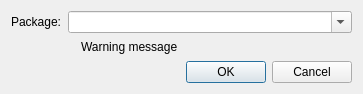
This is texdocdialog.ui in svn2github/texstudio-trunk as Qt 5 draws it before an edit. The edited form follows.
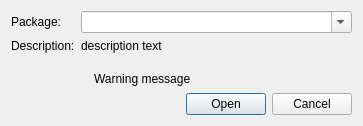
This is the edited form. Icons and pictures are not drawn.

Commit message: add static list of packages and their short description (used in Packages Help dialog)

What changed in the file:
```diff
--- a/texdocdialog.ui
+++ b/texdocdialog.ui
@@ -7,7 +7,7 @@
     <x>0</x>
     <y>0</y>
     <width>363</width>
-    <height>89</height>
+    <height>126</height>
    </rect>
   </property>
   <property name="windowTitle">
@@ -20,7 +20,7 @@
       <enum>Qt::Horizontal</enum>
      </property>
      <property name="standardButtons">
-      <set>QDialogButtonBox::Cancel|QDialogButtonBox::Ok</set>
+      <set>QDialogButtonBox::Cancel|QDialogButtonBox::Open</set>
      </property>
     </widget>
    </item>
@@ -82,6 +82,32 @@
      </property>
     </widget>
    </item>
+   <item row="1" column="0">
+    <widget class="QLabel" name="label_2">
+     <property name="text">
+      <string>Description:</string>
+     </property>
+     <property name="alignment">
+      <set>Qt::AlignLeading|Qt::AlignLeft|Qt::AlignTop</set>
+     </property>
+    </widget>
+   </item>
+   <item row="1" column="1" colspan="2">
+    <widget class="QLabel" name="lbShortDescription">
+     <property name="text">
+      <string>description text</string>
+     </property>
+     <property name="textFormat">
+      <enum>Qt::PlainText</enum>
+     </property>
+     <property name="alignment">
+      <set>Qt::AlignLeading|Qt::AlignLeft|Qt::AlignTop</set>
+     </property>
+     <property name="wordWrap">
+      <bool>true</bool>
+     </property>
+    </widget>
+   </item>
   </layout>
  </widget>
  <resources>
```
The commit also changes 7 other files.
